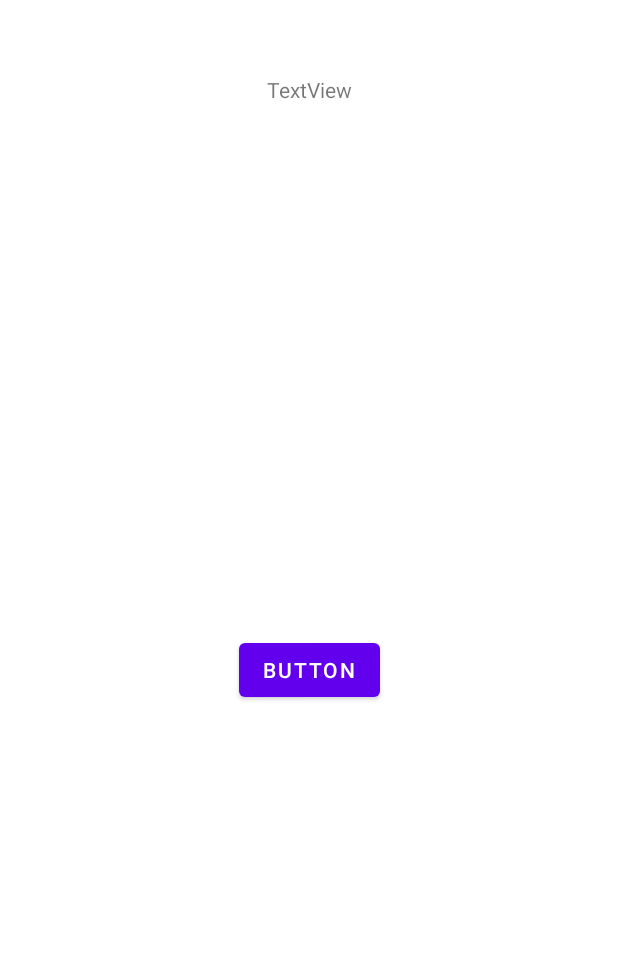
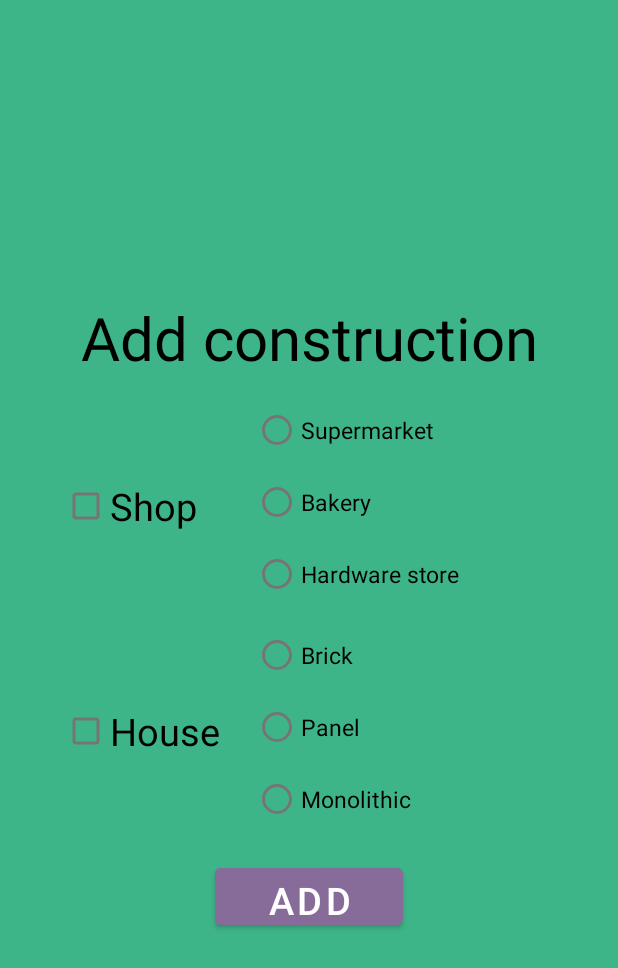
Before and after one commit to sanai1/Investment_in_construction, an Android app: the layout dialog_add_construction.xml on its own in the app's theme, with its tools: preview values and no code run, on a phone screen of 412 x 824 dp. Shown: the top 968 px of the screen. Run offline under Robolectric (Android 15) with nearby library versions, the phone set to English and light mode, and no system bars.

Commit message:
finished NewConstruction

```diff
--- a/app/src/main/java/com/example/investmentinconstruction/DialogFragment/NewConstruction.java
+++ b/app/src/main/java/com/example/investmentinconstruction/DialogFragment/NewConstruction.java
@@ -4,6 +4,11 @@ import android.os.Bundle;
 import android.view.LayoutInflater;
 import android.view.View;
 import android.view.ViewGroup;
+import android.widget.AdapterView;
+import android.widget.CheckBox;
+import android.widget.RadioButton;
+import android.widget.RadioGroup;
+import android.widget.Spinner;
 
 import androidx.fragment.app.DialogFragment;
 
@@ -21,12 +26,55 @@ public class NewConstruction extends DialogFragment implements View.OnClickListe
     }
 
     @Override
+    public void onStart() {
+        super.onStart();
+        RadioGroup radioGroupHouse = getDialog().findViewById(R.id.radioGroupHouse);
+        RadioGroup radioGroupShop = getDialog().findViewById(R.id.radioGroupShop);
+        CheckBox checkBoxHouse = getDialog().findViewById(R.id.checkBoxHouse);
+        CheckBox checkBoxShop = getDialog().findViewById(R.id.checkBoxShop);
+        radioGroupHouse.clearCheck();
+        radioGroupShop.clearCheck();
+        checkBoxHouse.setChecked(false);
+        checkBoxShop.setChecked(false);
+    }
+
+    @Override
     public void onClick(View v) {
-        System.out.println("click");
+        CheckBox checkBoxHouse = getDialog().findViewById(R.id.checkBoxHouse);
+        CheckBox checkBoxShop = getDialog().findViewById(R.id.checkBoxShop);
+        RadioGroup radioGroupHouse = getDialog().findViewById(R.id.radioGroupHouse);
+        RadioGroup radioGroupShop = getDialog().findViewById(R.id.radioGroupShop);
+
+        boolean house = false, shop = false;
+        String typeHouse = "", typeShop = "";
+
+        if ((checkBoxHouse.isChecked() && radioGroupHouse.getCheckedRadioButtonId() != -1) ||
+                (checkBoxShop.isChecked() && radioGroupShop.getCheckedRadioButtonId() != -1)) {
+            house = true;
+            RadioButton radioButtonBrick = getDialog().findViewById(R.id.radioButtonBrick);
+            RadioButton radioButtonPanel = getDialog().findViewById(R.id.radioButtonPanel);
+            RadioButton radioButtonMonolithic = getDialog().findViewById(R.id.radioButtonMonolithic);
+
+            if (radioButtonBrick.isChecked()) typeHouse = "Brick";
+            else if (radioButtonPanel.isChecked()) typeHouse = "Panel";
+            else if (radioButtonMonolithic.isChecked()) typeHouse = "Monolithic";
+
+            shop = true;
+            RadioButton radioButtonSupermarket = getDialog().findViewById(R.id.radioButtonSupermarket);
+            RadioButton radioButtonBakery = getDialog().findViewById(R.id.radioButtonBakery);
+            RadioButton radioButtonHardwareStore = getDialog().findViewById(R.id.radioButtonHardwareStore);
+
+            if (radioButtonSupermarket.isChecked()) typeShop = "Supermarket";
+            else if (radioButtonBakery.isChecked()) typeShop = "Bakery";
+            else if (radioButtonHardwareStore.isChecked()) typeShop = "HardwareStore";
+
+            dialogListenerAdd.onDialogClickListener(house, typeHouse, shop, typeShop);
+            dismiss();
+        }
     }
 
     public interface DialogListenerAdd {
-        void onDialogClickListener ();
+        void onDialogClickListener (boolean house, String typeHouse, boolean shop, String typeShop);
     }
 
     public void setMyDialogListener(DialogListenerAdd listener) {
--- a/app/src/main/java/com/example/investmentinconstruction/MainActivity.java
+++ b/app/src/main/java/com/example/investmentinconstruction/MainActivity.java
@@ -2,7 +2,6 @@ package com.example.investmentinconstruction;
 
 import android.content.Intent;
 import android.os.Bundle;
-import android.view.Gravity;
 import android.view.MenuItem;
 import android.view.View;
 
@@ -14,7 +13,6 @@ import com.example.investmentinconstruction.DialogFragment.NewConstruction;
 import com.example.investmentinconstruction.LogicClasses.User;
 import com.example.investmentinconstruction.databinding.ActivityMainBinding;
 import com.google.android.material.navigation.NavigationView;
-import com.google.firebase.auth.FirebaseAuth;
 
 public class MainActivity extends AppCompatActivity implements NewConstruction.DialogListenerAdd{
 
@@ -66,7 +64,7 @@ public class MainActivity extends AppCompatActivity implements NewConstruction.D
     }
 
     @Override
-    public void onDialogClickListener() {
-        System.out.println("ggggggggggggggggggggggg");
+    public void onDialogClickListener(boolean house, String typeHouse, boolean shop, String typeShop) {
+
     }
 }
--- a/app/src/main/res/layout/activity_create_room.xml
+++ b/app/src/main/res/layout/activity_create_room.xml
@@ -95,10 +95,11 @@
         android:id="@+id/spinnerDistrict"
         android:layout_width="wrap_content"
         android:layout_height="30dp"
+        android:layout_marginEnd="10dp"
         android:layout_marginStart="10dp"
-        android:layout_marginEnd="10dp"
+        android:gravity="center"
         app:layout_constraintEnd_toEndOf="parent"
-        app:layout_constraintStart_toEndOf="@+id/textViewDistrict"
+        app:layout_constraintStart_toEndOf="@+id/textViewDistrictCreateRoom"
         app:layout_constraintTop_toTopOf="@+id/textViewDistrictCreateRoom" />
 
     <TextView
--- a/app/src/main/res/layout/dialog_add_construction.xml
+++ b/app/src/main/res/layout/dialog_add_construction.xml
@@ -5,23 +5,159 @@
     android:layout_width="match_parent"
     android:layout_height="match_parent">
 
-    <TextView
-        android:id="@+id/textView3"
-        android:layout_width="wrap_content"
-        android:layout_height="wrap_content"
-        android:text="TextView"
-        android:layout_marginTop="50dp"
-        app:layout_constraintEnd_toEndOf="parent"
-        app:layout_constraintStart_toStartOf="parent"
-        app:layout_constraintTop_toTopOf="parent" />
+    <include layout="@layout/main_color_background"/>
 
-    <Button
-        android:id="@+id/buttonAddConstruction"
-        android:layout_width="wrap_content"
-        android:layout_height="wrap_content"
-        android:text="Button"
+    <LinearLayout
+        android:layout_width="350dp"
+        android:layout_height="450dp"
+        android:gravity="center"
+        android:orientation="vertical"
         app:layout_constraintBottom_toBottomOf="parent"
         app:layout_constraintEnd_toEndOf="parent"
         app:layout_constraintStart_toStartOf="parent"
-        app:layout_constraintTop_toBottomOf="@+id/textView3" />
+        app:layout_constraintTop_toTopOf="parent">
+
+        <LinearLayout
+            android:layout_width="match_parent"
+            android:layout_height="75dp"
+            android:orientation="vertical">
+
+            <TextView
+                android:id="@+id/textViewAddConstructionDialog"
+                android:layout_width="match_parent"
+                android:layout_height="match_parent"
+                android:layout_gravity="center"
+                android:gravity="center"
+                android:text="Add construction"
+                android:textColor="@color/black"
+                android:textSize="40dp" />
+
+        </LinearLayout>
+
+        <LinearLayout
+            android:layout_width="match_parent"
+            android:layout_height="300dp"
+            android:orientation="vertical">
+
+            <LinearLayout
+                android:layout_width="match_parent"
+                android:layout_height="150dp"
+                android:orientation="horizontal">
+
+                <CheckBox
+                    android:id="@+id/checkBoxShop"
+                    android:layout_width="50dp"
+                    android:layout_height="match_parent"
+                    android:layout_weight="1"
+                    android:layout_marginStart="10dp"
+                    android:text="Shop"
+                    android:textColor="@color/black"
+                    android:textSize="25dp" />
+
+                <RadioGroup
+                    android:id="@+id/radioGroupShop"
+                    android:layout_width="125dp"
+                    android:layout_height="match_parent"
+                    android:layout_weight="1"
+                    android:layout_marginEnd="10dp">
+
+                    <RadioButton
+                        android:id="@+id/radioButtonSupermarket"
+                        android:layout_width="match_parent"
+                        android:layout_height="wrap_content"
+                        android:text="Supermarket"
+                        android:textColor="@color/black"
+                        android:textSize="15dp"/>
+
+                    <RadioButton
+                        android:id="@+id/radioButtonBakery"
+                        android:layout_width="match_parent"
+                        android:layout_height="wrap_content"
+                        android:text="Bakery"
+                        android:textColor="@color/black"
+                        android:textSize="15dp"/>
+
+                    <RadioButton
+                        android:id="@+id/radioButtonHardwareStore"
+                        android:layout_width="match_parent"
+                        android:layout_height="wrap_content"
+                        android:text="Hardware store"
+                        android:textColor="@color/black"
+                        android:textSize="15dp"/>
+                </RadioGroup>
+
+            </LinearLayout>
+
+            <LinearLayout
+                android:layout_width="match_parent"
+                android:layout_height="150dp"
+                android:orientation="horizontal">
+
+                <CheckBox
+                    android:id="@+id/checkBoxHouse"
+                    android:layout_width="50dp"
+                    android:layout_height="match_parent"
+                    android:layout_weight="1"
+                    android:layout_marginStart="10dp"
+                    android:text="House"
+                    android:textColor="@color/black"
+                    android:textSize="25dp" />
+
+                <RadioGroup
+                    android:id="@+id/radioGroupHouse"
+                    android:layout_width="125dp"
+                    android:layout_height="match_parent"
+                    android:layout_weight="1"
+                    android:layout_marginEnd="10dp">
+
+                    <RadioButton
+                        android:id="@+id/radioButtonBrick"
+                        android:layout_width="match_parent"
+                        android:layout_height="wrap_content"
+                        android:text="Brick"
+                        android:textColor="@color/black"
+                        android:textSize="15dp"/>
+
+                    <RadioButton
+                        android:id="@+id/radioButtonPanel"
+                        android:layout_width="match_parent"
+                        android:layout_height="wrap_content"
+                        android:text="Panel"
+                        android:textColor="@color/black"
+                        android:textSize="15dp"/>
+
+                    <RadioButton
+                        android:id="@+id/radioButtonMonolithic"
+                        android:layout_width="match_parent"
+                        android:layout_height="wrap_content"
+                        android:text="Monolithic"
+                        android:textColor="@color/black"
+                        android:textSize="15dp"/>
+                </RadioGroup>
+
+            </LinearLayout>
+
+        </LinearLayout>
+
+        <LinearLayout
+            android:layout_width="match_parent"
+            android:layout_height="75dp"
+            android:orientation="vertical">
+
+            <Button
+                android:id="@+id/buttonAddConstruction"
+                android:layout_width="125dp"
+                android:layout_height="50dp"
+                android:layout_gravity="center"
+                android:backgroundTint="@color/light_purple"
+                android:text="Add"
+                android:textColor="@color/white"
+                android:textSize="25dp"
+                android:layout_marginTop="10dp"/>
+
+        </LinearLayout>
+
+    </LinearLayout>
+
+
 </androidx.constraintlayout.widget.ConstraintLayout>
```
